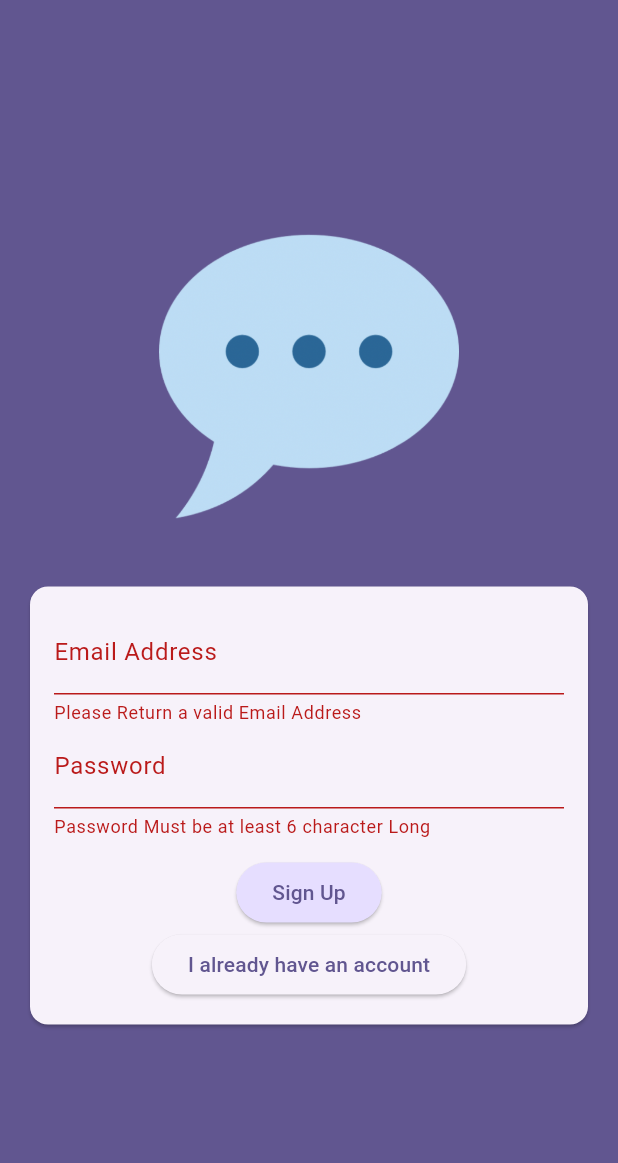
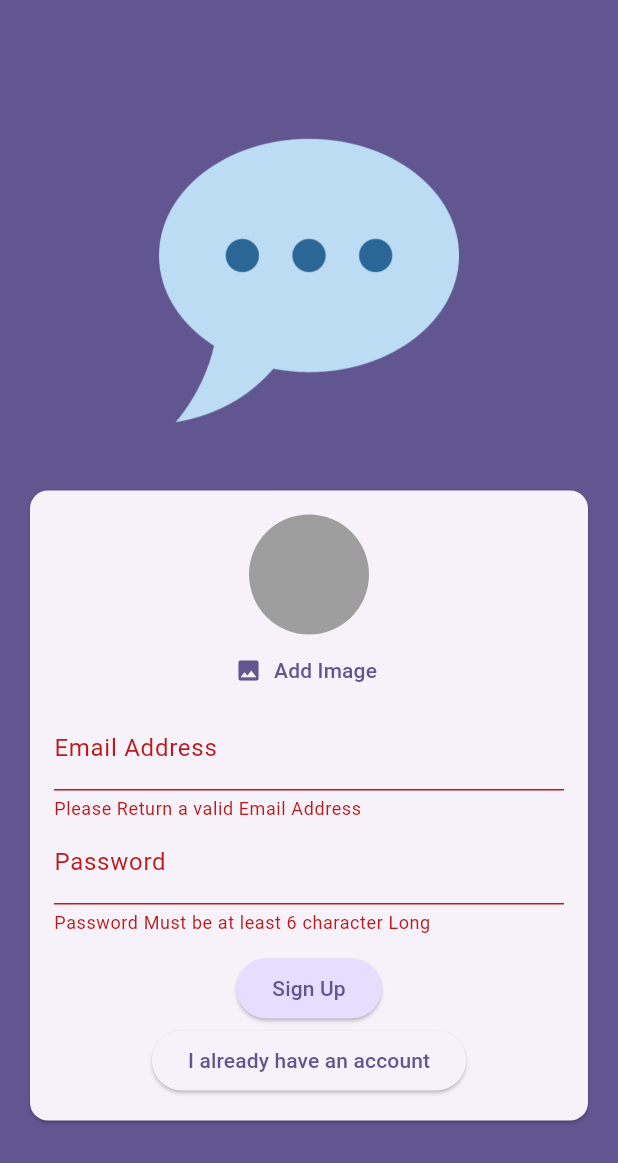
Before and after one commit to ArunRai2021/chat_app, a Flutter app: the screen it shows after launch, after a tap on "LogIn", after a tap on "Create An Account", on a phone screen of 412 x 824 dp. Shown: the top 1163 px of the screen. Run offline on Flutter 3.47's test engine with Material 3 defaults, Android fonts, the phone set to English and light mode, and no system bars; our stand-ins replace firebase_auth, firebase_core, firebase_storage, image_picker; accounts and stored records are empty.

Commit message:
changes done for basic auth and image storage

```diff
--- a/lib/main.dart
+++ b/lib/main.dart
@@ -1,4 +1,7 @@
 import 'package:chat_app/screens/auth.dart';
+import 'package:chat_app/screens/chat.dart';
+import 'package:chat_app/screens/splash.dart';
+import 'package:firebase_auth/firebase_auth.dart';
 import 'package:flutter/material.dart';
 import 'package:firebase_core/firebase_core.dart';
 import 'firebase_options.dart';
@@ -24,7 +27,18 @@ class MyApp extends StatelessWidget {
           seedColor: Color.fromARGB(255, 63, 17, 177),
         ),
       ),
-      home: AuthScreen(),
+      home: StreamBuilder(
+        stream: FirebaseAuth.instance.authStateChanges(),
+        builder: (ctx, snapshot) {
+          if (snapshot.connectionState == ConnectionState.waiting) {
+            return const SplashScreen();
+          }
+          if (snapshot.hasData) {
+            return ChatScreen();
+          }
+          return AuthScreen();
+        },
+      ),
     );
   }
 }
--- a/lib/screens/auth.dart
+++ b/lib/screens/auth.dart
@@ -1,4 +1,8 @@
+import 'dart:io';
+
+import 'package:chat_app/widget/user_image_picker.dart';
 import 'package:firebase_auth/firebase_auth.dart';
+import 'package:firebase_storage/firebase_storage.dart';
 import 'package:flutter/material.dart';
 
 final _firebase = FirebaseAuth.instance;
@@ -15,14 +19,19 @@ class _AuthScreenState extends State<AuthScreen> {
   var _isLogin = true;
   var _enteredEmail = "";
   var _enteredPassword = "";
+  File? _selectedImage;
+  var _isAuthenticating = false;
 
   void _submit() async {
     final isValid = _formKey.currentState!.validate();
-    if (!isValid) {
+    if (!isValid || !_isLogin && _selectedImage == null) {
       return;
     }
     _formKey.currentState!.save();
     try {
+      setState(() {
+        _isAuthenticating = true;
+      });
       if (_isLogin) {
         final userCredentials = await _firebase.signInWithEmailAndPassword(
           email: _enteredEmail,
@@ -34,7 +43,13 @@ class _AuthScreenState extends State<AuthScreen> {
           email: _enteredEmail,
           password: _enteredPassword,
         );
-        print(userCredentials);
+        final storageRef = FirebaseStorage.instance
+            .ref()
+            .child("user_images")
+            .child("${userCredentials.user!.uid}.jpg");
+        await storageRef.putFile(_selectedImage!);
+        final imageUrl = await storageRef.getDownloadURL();
+        print(imageUrl);
       }
     } on FirebaseAuthException catch (error) {
       // if (error.code == "email-already-in-use") {}
@@ -42,6 +57,9 @@ class _AuthScreenState extends State<AuthScreen> {
       ScaffoldMessenger.of(context).showSnackBar(
         SnackBar(content: Text(error.message ?? "Authentication Failed")),
       );
+      setState(() {
+        _isAuthenticating = false;
+      });
     }
   }
 
@@ -74,6 +92,12 @@ class _AuthScreenState extends State<AuthScreen> {
                       child: Column(
                         mainAxisSize: MainAxisSize.min,
                         children: [
+                          if (!_isLogin)
+                            UserImagePicker(
+                              onPickImage: (pickedImage) {
+                                _selectedImage = pickedImage;
+                              },
+                            ),
                           TextFormField(
                             decoration: InputDecoration(
                               labelText: "Email Address",
@@ -107,6 +131,8 @@ class _AuthScreenState extends State<AuthScreen> {
                             },
                           ),
                           SizedBox(height: 12),
+                          if (_isAuthenticating) CircularProgressIndicator(),
+                          if (!_isAuthenticating)
                             ElevatedButton(
                               onPressed: () {
                                 _submit();
@@ -118,6 +144,7 @@ class _AuthScreenState extends State<AuthScreen> {
                               ),
                               child: Text(_isLogin ? "LogIn" : "Sign Up"),
                             ),
+                          if (!_isAuthenticating)
                             ElevatedButton(
                               onPressed: () {
                                 setState(() {
--- /dev/null
+++ b/lib/screens/splash.dart
@@ -0,0 +1,13 @@
+import 'package:flutter/material.dart';
+
+class SplashScreen extends StatelessWidget {
+  const SplashScreen({super.key});
+
+  @override
+  Widget build(BuildContext context) {
+    return Scaffold(
+      appBar: AppBar(title: Text("FlutterChat")),
+      body: Center(child: Text("Loading..")),
+    );
+  }
+}
--- /dev/null
+++ b/lib/widget/user_image_picker.dart
@@ -0,0 +1,55 @@
+import 'dart:io';
+
+import 'package:flutter/material.dart';
+import 'package:image_picker/image_picker.dart';
+
+class UserImagePicker extends StatefulWidget {
+  const UserImagePicker({super.key, required this.onPickImage});
+
+  final void Function(File pickedImage) onPickImage;
+
+  @override
+  State<UserImagePicker> createState() => _UserImagePickerState();
+}
+
+class _UserImagePickerState extends State<UserImagePicker> {
+  File? _pickedImageFile;
+
+  void _pickImage() async {
+    final pickedImage = await ImagePicker().pickImage(
+      source: ImageSource.camera,
+      imageQuality: 50,
+      maxWidth: 150,
+    );
+    if (pickedImage == null) {
+      return;
+    }
+    setState(() {
+      _pickedImageFile = File(pickedImage.path);
+    });
+    widget.onPickImage(_pickedImageFile!);
+  }
+
+  @override
+  Widget build(BuildContext context) {
+    return Column(
+      children: [
+        CircleAvatar(
+          radius: 40,
+          backgroundColor: Colors.grey,
+          foregroundImage: _pickedImageFile != null
+              ? FileImage(_pickedImageFile!)
+              : null,
+        ),
+        TextButton.icon(
+          onPressed: _pickImage,
+          icon: Icon(Icons.image),
+          label: Text(
+            "Add Image",
+            style: TextStyle(color: Theme.of(context).colorScheme.primary),
+          ),
+        ),
+      ],
+    );
+  }
+}
--- a/pubspec.yaml
+++ b/pubspec.yaml
@@ -36,6 +36,9 @@ dependencies:
   cupertino_icons: ^1.0.8
   firebase_core: ^4.0.0
   firebase_auth: ^6.0.0
+  firebase_storage: ^13.0.0
+  image_picker: ^1.1.2
+  cloud_firestore: ^6.0.0
 
 dev_dependencies:
   flutter_test:
```
Also changed, not shown: lib/screens/chat.dart (added, +27 -0 lines), pubspec.lock, 5 other files. Lines whose indentation alone changed are shown as unchanged.
